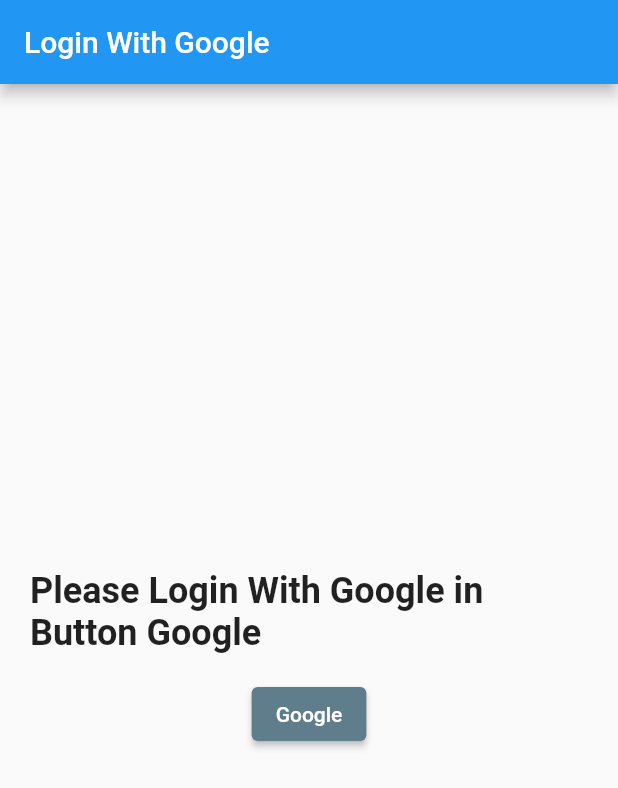
After one commit to fahiem152/Firebase_Authentication, a Flutter app: the screen it shows after launch, after a tap on "Google", on a phone screen of 412 x 824 dp. The commit adds this screen. Shown: the top 788 px of the screen. Run offline on Flutter 3.47's test engine with Material 2 defaults, Android fonts, the phone set to English and light mode, and no system bars; our stand-ins replace firebase_auth, firebase_core, google_sign_in; accounts and stored records are empty; network calls fail.

Commit message:
feat: Implement SignIn with Google

```diff
--- /dev/null
+++ b/lib/google_signin/google_signin_page.dart
@@ -0,0 +1,79 @@
+import 'dart:developer';
+
+import 'package:firebase_auth/firebase_auth.dart';
+import 'package:firebase_authentication/google_signin/dashboard_page.dart';
+import 'package:flutter/material.dart';
+import 'package:google_sign_in/google_sign_in.dart';
+
+class GoogleSignPage extends StatelessWidget {
+  const GoogleSignPage({super.key});
+
+  @override
+  Widget build(BuildContext context) {
+    return Scaffold(
+      appBar: AppBar(
+        title: const Text("Login With Google"),
+        actions: const [],
+      ),
+      body: Container(
+        padding: const EdgeInsets.all(20.0),
+        child: Center(
+          child: Column(
+            mainAxisAlignment: MainAxisAlignment.center,
+            children: [
+              Text(
+                "Please Login With Google in Button Google",
+                style: TextStyle(
+                  fontSize: 24.0,
+                  fontWeight: FontWeight.bold,
+                ),
+              ),
+              const SizedBox(
+                height: 16.0,
+              ),
+              ElevatedButton(
+                style: ElevatedButton.styleFrom(
+                  backgroundColor: Colors.blueGrey,
+                ),
+                onPressed: () async {
+                  try {
+                    GoogleSignInAccount? account =
+                        await GoogleSignIn().signIn();
+                    log("IDTOKEN: ${account}");
+                    if (account != null) {
+                      GoogleSignInAuthentication auth =
+                          await account.authentication;
+
+                      AuthCredential credential = GoogleAuthProvider.credential(
+                        idToken: auth.idToken,
+                        accessToken: auth.accessToken,
+                      );
+                      await FirebaseAuth.instance
+                          .signInWithCredential(credential);
+                      Navigator.pushReplacement(
+                        context,
+                        MaterialPageRoute(
+                            builder: (context) => DashboardPage(
+                                  user: FirebaseAuth.instance.currentUser!,
+                                  accesToken: auth.accessToken!,
+                                  idToken: auth.idToken!,
+                                )),
+                      );
+                    }
+                  } catch (e) {
+                    final snackBar = SnackBar(
+                      content: Text('$e'),
+                    );
+                    ScaffoldMessenger.of(context).showSnackBar(snackBar);
+                    log(e.toString());
+                  }
+                },
+                child: const Text("Google"),
+              ),
+            ],
+          ),
+        ),
+      ),
+    );
+  }
+}
--- a/lib/main.dart
+++ b/lib/main.dart
@@ -1,4 +1,5 @@
 import 'package:firebase_authentication/anonimus_signin/anonimus_sign_page.dart';
+import 'package:firebase_authentication/google_signin/google_signin_page.dart';
 import 'package:firebase_authentication/wmail_password_signin/email_password_signin_page.dart';
 import 'package:firebase_core/firebase_core.dart';
 import 'package:flutter/material.dart';
@@ -14,7 +15,7 @@ class MyApp extends StatelessWidget {
   @override
   Widget build(BuildContext context) {
     return MaterialApp(
-      home: EmailPasswordSignInPage(),
+      home: GoogleSignPage(),
     );
   }
 }
```
Also changed, not shown: lib/google_signin/dashboard_page.dart (added, +104 -0 lines), 1 other file.
